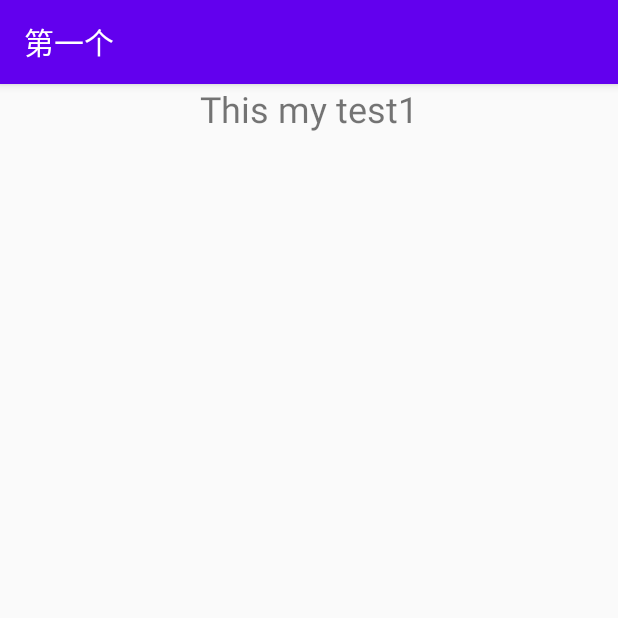
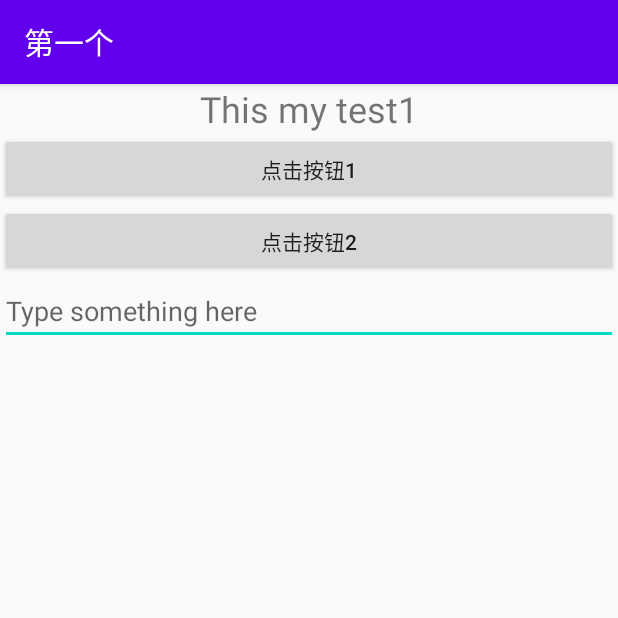
Before and after one commit to jieyanglinzilong/2018118130_Android, an Android app: the screen it shows after launch (Frist), on a phone screen of 412 x 824 dp, the top half of it. Run offline under Robolectric (Android 15) with nearby library versions, the phone set to English and light mode, and no system bars.

Commit message:
完成到85页

```diff
--- a/03/app/src/main/res/layout/activity_frist.xml
+++ b/03/app/src/main/res/layout/activity_frist.xml
@@ -17,5 +17,29 @@
             android:text="This my test1">
 
         </TextView>
+        <Button
+            android:id="@+id/button1"
+            android:layout_width="match_parent"
+            android:layout_height="wrap_content"
+            android:text="点击按钮1"
+            android:textAllCaps="false">
+
+        </Button>
+        <Button
+            android:id="@+id/button2"
+            android:layout_width="match_parent"
+            android:layout_height="wrap_content"
+            android:text="点击按钮2"
+            android:textAllCaps="false">
+
+        </Button>
+        <EditText
+            android:layout_width="match_parent"
+            android:layout_height="wrap_content"
+            android:hint="Type something here"
+            android:maxLines="2"
+            android:id="@+id/editText">
+
+        </EditText>
     </LinearLayout>
 </androidx.constraintlayout.widget.ConstraintLayout>
```
Also changed, not shown: 03/app/src/main/java/com/example/a03/Frist.java (+15 -1 lines).
